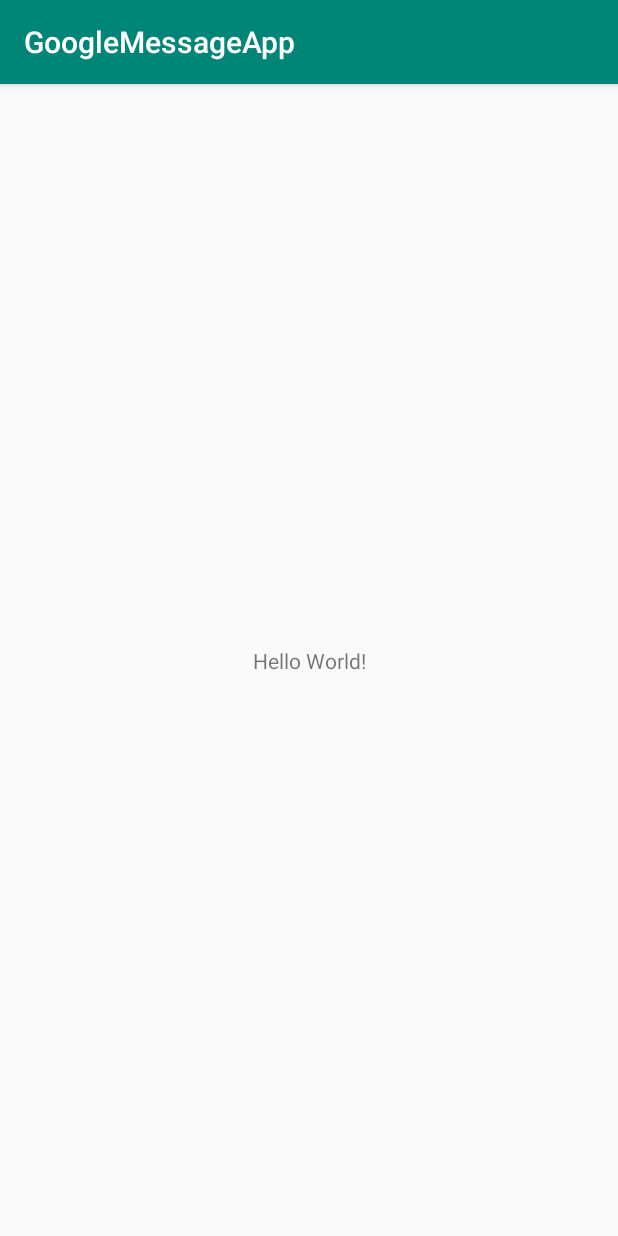
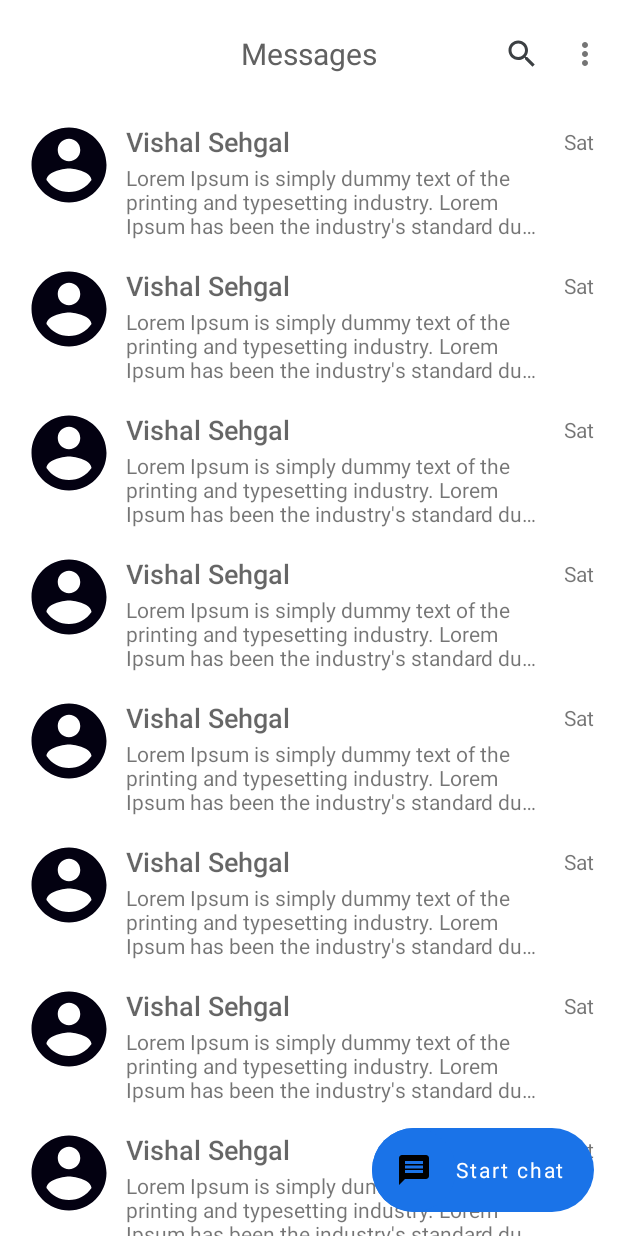
Before and after one commit to vishal-sehgal/Google-Message-App-FAB-Clone, an Android app: the screen it shows after launch (MainActivity), on a phone screen of 412 x 824 dp. Run offline under Robolectric (Android 15) with nearby library versions, the phone set to English and light mode, and no system bars.

Commit message:
Implemented FAB with NestedScrollView

```diff
--- a/app/build.gradle
+++ b/app/build.gradle
@@ -20,6 +20,10 @@ android {
             proguardFiles getDefaultProguardFile('proguard-android-optimize.txt'), 'proguard-rules.pro'
         }
     }
+    compileOptions {
+        sourceCompatibility JavaVersion.VERSION_1_8
+        targetCompatibility JavaVersion.VERSION_1_8
+    }
 }
 
 dependencies {
--- a/app/src/main/java/com/developervishalsehgal/googlemessageapp/MainActivity.kt
+++ b/app/src/main/java/com/developervishalsehgal/googlemessageapp/MainActivity.kt
@@ -1,12 +1,51 @@
 package com.developervishalsehgal.googlemessageapp
 
+import android.graphics.Color
+import android.os.Build
 import androidx.appcompat.app.AppCompatActivity
 import android.os.Bundle
+import android.view.Menu
+import android.view.View
+import android.widget.TextView
+import com.google.android.material.appbar.AppBarLayout
+import kotlinx.android.synthetic.main.activity_main.*
 
 class MainActivity : AppCompatActivity() {
 
     override fun onCreate(savedInstanceState: Bundle?) {
         super.onCreate(savedInstanceState)
         setContentView(R.layout.activity_main)
+        //Setting Light Status Bar
+        if (Build.VERSION.SDK_INT >= Build.VERSION_CODES.M) {
+            window.decorView.systemUiVisibility = View.SYSTEM_UI_FLAG_LIGHT_STATUS_BAR
+            window.statusBarColor = Color.WHITE
+        } else {
+            window.statusBarColor = Color.BLACK
+        }
+
+
+        //Setting up Toolbar
+        setSupportActionBar(main_toolbar)
+        supportActionBar?.setDisplayShowTitleEnabled(false)
+
+
+        val fragment = MainFragment()
+        val transaction = supportFragmentManager.beginTransaction()
+        transaction.replace(R.id.container_main, fragment)
+        transaction.commit()
     }
+
+    fun getAppbarLayout(): AppBarLayout {
+        return appbar
+    }
+
+    fun getChatFabTitle(): TextView? {
+        return chat_fab_text
+    }
+
+    override fun onCreateOptionsMenu(menu: Menu?): Boolean {
+        menuInflater.inflate(R.menu.main_menu, menu)
+        return super.onCreateOptionsMenu(menu)
+    }
+
 }
--- /dev/null
+++ b/app/src/main/java/com/developervishalsehgal/googlemessageapp/MainFragment.kt
@@ -0,0 +1,72 @@
+package com.developervishalsehgal.googlemessageapp
+
+
+import android.os.Bundle
+import android.view.LayoutInflater
+import android.view.View
+import android.view.ViewGroup
+import android.widget.TextView
+import android.widget.Toast
+import androidx.core.widget.NestedScrollView
+import androidx.recyclerview.widget.LinearLayoutManager
+import androidx.recyclerview.widget.RecyclerView
+import com.google.android.material.appbar.AppBarLayout
+import developervishalsehgal.fabdemo.MyAdapter
+import kotlinx.android.synthetic.main.fragment_main.view.*
+
+class MainFragment : androidx.fragment.app.Fragment() {
+
+    private var fabTitle: TextView? = null
+    private var appbar: AppBarLayout? = null
+
+    override fun onCreateView(inflater: LayoutInflater, container: ViewGroup?, savedInstanceState: Bundle?): View? {
+        // Inflate the layout for this fragment
+        val viewOfLayout = inflater.inflate(R.layout.fragment_main, container, false)
+
+        val activity = activity as MainActivity
+        fabTitle = activity.getChatFabTitle()
+        appbar = activity.getAppbarLayout()
+
+        val recyclerView = viewOfLayout.findViewById(R.id.my_rv) as RecyclerView
+        recyclerView.layoutManager = LinearLayoutManager(this.context)
+        val adapter = MyAdapter(populateData()) {
+            Toast.makeText(context, "Do your own actions here", Toast.LENGTH_SHORT).show()
+        }
+        recyclerView.adapter = adapter
+
+
+
+        handleFab(viewOfLayout)
+
+        return viewOfLayout
+    }
+
+    private fun populateData(): List<Message> {
+        val list = mutableListOf<Message>()
+        for (i in 0..20)
+            list.add(i, Message("Vishal Sehgal", getString(R.string.dummy_body), "Sat", R.color.contactOne))
+        return list
+    }
+
+    private fun handleFab(view: View) {
+        view.nested_scroll_view.setOnScrollChangeListener(NestedScrollView.OnScrollChangeListener { v, scrollX, scrollY, oldScrollX, oldScrollY ->
+
+            if (scrollY > oldScrollY) {
+                fabTitle!!.visibility = View.GONE
+                appbar!!.elevation = 10.0f
+
+            } else if (scrollX == scrollY) {
+                fabTitle!!.visibility = View.VISIBLE
+                appbar!!.elevation = 0.0f
+
+            } else {
+                fabTitle!!.visibility = View.VISIBLE
+
+            }
+
+        })
+
+    }
+
+
+}
--- /dev/null
+++ b/app/src/main/java/com/developervishalsehgal/googlemessageapp/Message.kt
@@ -0,0 +1,3 @@
+package com.developervishalsehgal.googlemessageapp
+
+data class Message(val title: String, val body: String, val time: String, val color: Int)
--- /dev/null
+++ b/app/src/main/java/com/developervishalsehgal/googlemessageapp/MyAdapter.kt
@@ -0,0 +1,40 @@
+package developervishalsehgal.fabdemo
+
+import android.view.LayoutInflater
+import android.view.View
+import android.view.ViewGroup
+import androidx.recyclerview.widget.RecyclerView
+import com.developervishalsehgal.googlemessageapp.Message
+import com.developervishalsehgal.googlemessageapp.R
+import kotlinx.android.synthetic.main.list_item_message.view.*
+
+class MyAdapter(val messageItems: List<Message>, val itemClick: (Message) -> Unit) :
+    RecyclerView.Adapter<MyAdapter.ViewHolder>() {
+
+    override fun onCreateViewHolder(parent: ViewGroup, viewType: Int): ViewHolder {
+        val view = LayoutInflater.from(parent.context).inflate(R.layout.list_item_message, parent, false)
+        return ViewHolder(view, itemClick)
+    }//ViewHolder
+
+    override fun onBindViewHolder(holder: ViewHolder, position: Int) {
+        holder.bind(messageItems[position])
+    }
+
+    override fun getItemCount() = messageItems.size // Size
+
+
+    inner class ViewHolder(itemView: View, val itemClick: (Message) -> Unit) : RecyclerView.ViewHolder(itemView) {
+        fun bind(message: Message) {
+            with(message) {
+                itemView.setOnClickListener { itemClick(this) }
+                itemView.tv_title.text = title
+                itemView.tv_body.text = body
+                itemView.tv_time.text = time
+                itemView.imageView.setColorFilter(color)
+            }
+        } // ViewHolder
+
+
+    }// MyAdapter
+
+}
--- /dev/null
+++ b/app/src/main/res/drawable/bg_circle.xml
@@ -0,0 +1,6 @@
+<?xml version="1.0" encoding="utf-8"?>
+<shape xmlns:android="http://schemas.android.com/apk/res/android"
+       android:shape="oval">
+    <solid
+            android:color="#48b3ff"/>
+</shape>
--- /dev/null
+++ b/app/src/main/res/drawable/ic_account_circle_black_24dp.xml
@@ -0,0 +1,5 @@
+<vector android:height="24dp" android:tint="#FFFFFF"
+    android:viewportHeight="24.0" android:viewportWidth="24.0"
+    android:width="24dp" xmlns:android="http://schemas.android.com/apk/res/android">
+    <path android:fillColor="#FF000000" android:pathData="M12,2C6.48,2 2,6.48 2,12s4.48,10 10,10 10,-4.48 10,-10S17.52,2 12,2zM12,5c1.66,0 3,1.34 3,3s-1.34,3 -3,3 -3,-1.34 -3,-3 1.34,-3 3,-3zM12,19.2c-2.5,0 -4.71,-1.28 -6,-3.22 0.03,-1.99 4,-3.08 6,-3.08 1.99,0 5.97,1.09 6,3.08 -1.29,1.94 -3.5,3.22 -6,3.22z"/>
+</vector>
--- /dev/null
+++ b/app/src/main/res/drawable/ic_message_white_24dp.xml
@@ -0,0 +1,5 @@
+<vector android:height="24dp" android:tint="#FFFFFF"
+    android:viewportHeight="24.0" android:viewportWidth="24.0"
+    android:width="24dp" xmlns:android="http://schemas.android.com/apk/res/android">
+    <path android:fillColor="#FF000000" android:pathData="M20,2L4,2c-1.1,0 -1.99,0.9 -1.99,2L2,22l4,-4h14c1.1,0 2,-0.9 2,-2L22,4c0,-1.1 -0.9,-2 -2,-2zM18,14L6,14v-2h12v2zM18,11L6,11L6,9h12v2zM18,8L6,8L6,6h12v2z"/>
+</vector>
--- /dev/null
+++ b/app/src/main/res/drawable/ic_search_black_24dp.xml
@@ -0,0 +1,5 @@
+<vector android:height="24dp" android:tint="#3C4043"
+    android:viewportHeight="24.0" android:viewportWidth="24.0"
+    android:width="24dp" xmlns:android="http://schemas.android.com/apk/res/android">
+    <path android:fillColor="#FF000000" android:pathData="M15.5,14h-0.79l-0.28,-0.27C15.41,12.59 16,11.11 16,9.5 16,5.91 13.09,3 9.5,3S3,5.91 3,9.5 5.91,16 9.5,16c1.61,0 3.09,-0.59 4.23,-1.57l0.27,0.28v0.79l5,4.99L20.49,19l-4.99,-5zM9.5,14C7.01,14 5,11.99 5,9.5S7.01,5 9.5,5 14,7.01 14,9.5 11.99,14 9.5,14z"/>
+</vector>
--- a/app/src/main/res/layout/activity_main.xml
+++ b/app/src/main/res/layout/activity_main.xml
@@ -1,19 +1,92 @@
 <?xml version="1.0" encoding="utf-8"?>
-<androidx.constraintlayout.widget.ConstraintLayout
+<androidx.coordinatorlayout.widget.CoordinatorLayout
         xmlns:android="http://schemas.android.com/apk/res/android"
-        xmlns:tools="http://schemas.android.com/tools"
         xmlns:app="http://schemas.android.com/apk/res-auto"
+        android:id="@+id/cd_main"
         android:layout_width="match_parent"
         android:layout_height="match_parent"
-        tools:context=".MainActivity">
+        android:animateLayoutChanges="true">
 
-    <TextView
+    <com.google.android.material.appbar.AppBarLayout
+            android:id="@+id/appbar"
+            android:layout_width="match_parent"
+            android:layout_height="wrap_content"
+            android:background="@android:color/white"
+            android:elevation="0dp"
+            android:paddingTop="@dimen/padding_medium"
+            android:theme="@style/AppTheme.AppBarOverlay"
+            app:elevation="0dp">
+
+        <androidx.appcompat.widget.Toolbar
+                android:id="@+id/main_toolbar"
+                android:layout_width="match_parent"
+                android:layout_height="?actionBarSize"
+                android:background="@android:color/white"
+                android:elevation="0dp"
+                android:theme="@style/ThemeOverlay.AppCompat.Light">
+
+            <TextView
+                    android:id="@+id/tool_name"
+                    android:layout_width="wrap_content"
+                    android:layout_height="wrap_content"
+                    android:layout_gravity="center"
+                    android:fontFamily="sans-serif"
+                    android:text="@string/messages"
+                    android:textColor="#616161"
+                    android:textSize="@dimen/text_medium"/>
+
+
+        </androidx.appcompat.widget.Toolbar>
+    </com.google.android.material.appbar.AppBarLayout>
+
+    <FrameLayout
+            android:id="@+id/container_main"
+            android:layout_width="match_parent"
+            android:layout_height="match_parent"
+            android:fillViewport="true"
+            android:background="@android:color/white"
+            app:layout_behavior="@string/appbar_scrolling_view_behavior"/>
+
+    <LinearLayout
+            android:id="@+id/fab_full_btn"
             android:layout_width="wrap_content"
             android:layout_height="wrap_content"
-            android:text="Hello World!"
-            app:layout_constraintBottom_toBottomOf="parent"
-            app:layout_constraintLeft_toLeftOf="parent"
-            app:layout_constraintRight_toRightOf="parent"
-            app:layout_constraintTop_toTopOf="parent"/>
+            android:layout_gravity="end|bottom"
+            android:layout_margin="@dimen/fab_margin"
+            android:background="@drawable/fab_btn_corners"
+            android:animateLayoutChanges="true"
+            android:backgroundTint="@color/fabColor"
+            android:clipToPadding="false"
+            android:gravity="center_vertical"
+            android:orientation="horizontal"
+            android:outlineProvider="none"
+            android:outlineSpotShadowColor="@android:color/transparent">
 
-</androidx.constraintlayout.widget.ConstraintLayout>
+        <com.google.android.material.floatingactionbutton.FloatingActionButton
+                android:id="@+id/chat_fab"
+                style="@style/Widget.MaterialComponents.FloatingActionButton"
+                android:layout_width="wrap_content"
+                android:layout_height="wrap_content"
+                android:layout_gravity="center_vertical"
+                app:backgroundTint="@color/fabColor"
+                app:borderWidth="0dp"
+                app:elevation="0dp"
+                app:fabSize="normal"
+                app:srcCompat="@drawable/ic_message_white_24dp"
+                app:useCompatPadding="false"/>
+
+        <TextView
+                android:id="@+id/chat_fab_text"
+                android:layout_width="wrap_content"
+                android:layout_height="wrap_content"
+                android:fontFamily="sans-serif"
+                android:paddingStart="0dp"
+                android:paddingEnd="@dimen/padding_extra_large"
+                android:text="@string/start_chat"
+                android:textAllCaps="false"
+                android:textColor="@android:color/white"
+                android:textAppearance="@style/TextAppearance.MaterialComponents.Button"/>
+
+    </LinearLayout>
+
+</androidx.coordinatorlayout.widget.CoordinatorLayout>
--- /dev/null
+++ b/app/src/main/res/layout/fragment_main.xml
@@ -0,0 +1,21 @@
+<?xml version="1.0" encoding="utf-8"?>
+<androidx.core.widget.NestedScrollView
+        xmlns:android="http://schemas.android.com/apk/res/android"
+        android:layout_width="match_parent"
+        android:id="@+id/nested_scroll_view"
+        android:layout_height="match_parent"
+        android:fillViewport="true">
+    <LinearLayout android:layout_width="match_parent" android:layout_height="match_parent"
+    android:orientation="vertical">
+        <!--<Button android:layout_width="wrap_content" android:layout_height="wrap_content"-->
+        <!--android:text="Start"-->
+        <!--android:id="@+id/btn"/>-->
+    <androidx.recyclerview.widget.RecyclerView
+            android:id="@+id/my_rv"
+            android:layout_width="match_parent"
+            android:layout_height="match_parent"
+            android:background="@android:color/white"
+            android:nestedScrollingEnabled="false"/>
+
+    </LinearLayout>
+</androidx.core.widget.NestedScrollView>
--- /dev/null
+++ b/app/src/main/res/layout/list_item_message.xml
@@ -0,0 +1,42 @@
+<?xml version="1.0" encoding="utf-8"?>
+<androidx.constraintlayout.widget.ConstraintLayout
+        xmlns:android="http://schemas.android.com/apk/res/android"
+        xmlns:app="http://schemas.android.com/apk/res-auto" xmlns:tools="http://schemas.android.com/tools"
+        android:orientation="vertical"
+        android:layout_width="match_parent"
+        android:layout_height="wrap_content">
+
+
+    <ImageView
+            android:layout_width="60dp"
+            android:layout_height="wrap_content" app:srcCompat="@drawable/ic_account_circle_black_24dp"
+            android:id="@+id/imageView"
+            android:tint="#FF1744"
+            android:adjustViewBounds="true" android:layout_marginTop="16dp" app:layout_constraintTop_toTopOf="parent"
+            android:layout_marginStart="16dp" app:layout_constraintStart_toStartOf="parent"/>
+    <TextView
+            android:text="TextView"
+            android:layout_width="wrap_content"
+            android:textAppearance="@style/Base.TextAppearance.AppCompat.Medium"
+            android:fontFamily="sans-serif-medium"
+            android:layout_height="wrap_content"
+            android:id="@+id/tv_title"
+            app:layout_constraintTop_toTopOf="@+id/imageView" app:layout_constraintStart_toEndOf="@+id/imageView"
+            android:layout_marginStart="8dp" tools:text="Vishal Sehgal" android:layout_marginTop="2dp"/>
+    <TextView
+            android:text="@string/dummy_body"
+            android:maxLines="3"
+            android:ellipsize="end"
+            android:layout_width="0dp"
+            android:layout_height="wrap_content"
+            android:id="@+id/tv_body" app:layout_constraintStart_toStartOf="@+id/tv_title"
+            android:layout_marginTop="2dp" app:layout_constraintTop_toBottomOf="@+id/tv_title"
+            app:layout_constraintEnd_toStartOf="@+id/tv_time" android:layout_marginEnd="8dp"/>
+    <TextView
+            android:text="Sat"
+            android:layout_width="wrap_content"
+            android:layout_height="wrap_content"
+            android:id="@+id/tv_time"
+            app:layout_constraintTop_toTopOf="@+id/tv_title" app:layout_constraintBottom_toBottomOf="@+id/tv_title"
+            app:layout_constraintEnd_toEndOf="parent" android:layout_marginEnd="16dp"/>
+</androidx.constraintlayout.widget.ConstraintLayout>
--- /dev/null
+++ b/app/src/main/res/menu/main_menu.xml
@@ -0,0 +1,17 @@
+<?xml version="1.0" encoding="utf-8"?>
+<menu xmlns:android="http://schemas.android.com/apk/res/android"
+      xmlns:app="http://schemas.android.com/apk/res-auto">
+
+
+    <item
+            android:id="@+id/profile_settings"
+            android:title="Search"
+            android:icon="@drawable/ic_search_black_24dp"
+            app:showAsAction="ifRoom"/>
+    <item
+            android:id="@+id/profile_out"
+            android:title="More"
+            app:showAsAction="never"/>
+
+
+</menu>
--- a/app/src/main/res/values/colors.xml
+++ b/app/src/main/res/values/colors.xml
@@ -3,4 +3,8 @@
     <color name="colorPrimary">#008577</color>
     <color name="colorPrimaryDark">#00574B</color>
     <color name="colorAccent">#D81B60</color>
+
+    <color name="fabColor">#1A73E8</color>
+    <color name="contactOne">#F44336</color>
+    <color name="contactTwo">#4CAF50</color>
 </resources>
--- /dev/null
+++ b/app/src/main/res/values/dimens.xml
@@ -0,0 +1,8 @@
+<?xml version="1.0" encoding="utf-8"?>
+<resources>
+    <dimen name="padding_medium">8dp</dimen>
+    <dimen name="padding_extra_large">20dp</dimen>
+
+    <dimen name="fab_margin">16dp</dimen>
+    <dimen name="text_medium">20sp</dimen>
+</resources>
--- a/app/src/main/res/values/strings.xml
+++ b/app/src/main/res/values/strings.xml
@@ -1,3 +1,7 @@
 <resources>
     <string name="app_name">GoogleMessageApp</string>
+    <string name="hello_blank_fragment">Hello blank fragment</string>
+    <string name="dummy_body">Lorem Ipsum is simply dummy text of the printing and typesetting industry. Lorem Ipsum has been the industry\'s standard dummy text ever since the 1500s</string>
+    <string name="messages">Messages</string>
+    <string name="start_chat">Start chat</string>
 </resources>
--- a/app/src/main/res/values/styles.xml
+++ b/app/src/main/res/values/styles.xml
@@ -1,11 +1,14 @@
 <resources>
 
     <!-- Base application theme. -->
-    <style name="AppTheme" parent="Theme.AppCompat.Light.DarkActionBar">
+    <style name="AppTheme" parent="Theme.MaterialComponents.Light.NoActionBar">
         <!-- Customize your theme here. -->
         <item name="colorPrimary">@color/colorPrimary</item>
         <item name="colorPrimaryDark">@color/colorPrimaryDark</item>
         <item name="colorAccent">@color/colorAccent</item>
+        <item name="android:navigationBarColor">@android:color/white</item>
     </style>
 
+    <style name="AppTheme.AppBarOverlay" parent="ThemeOverlay.MaterialComponents.Dark.ActionBar"/>
+
 </resources>
```
